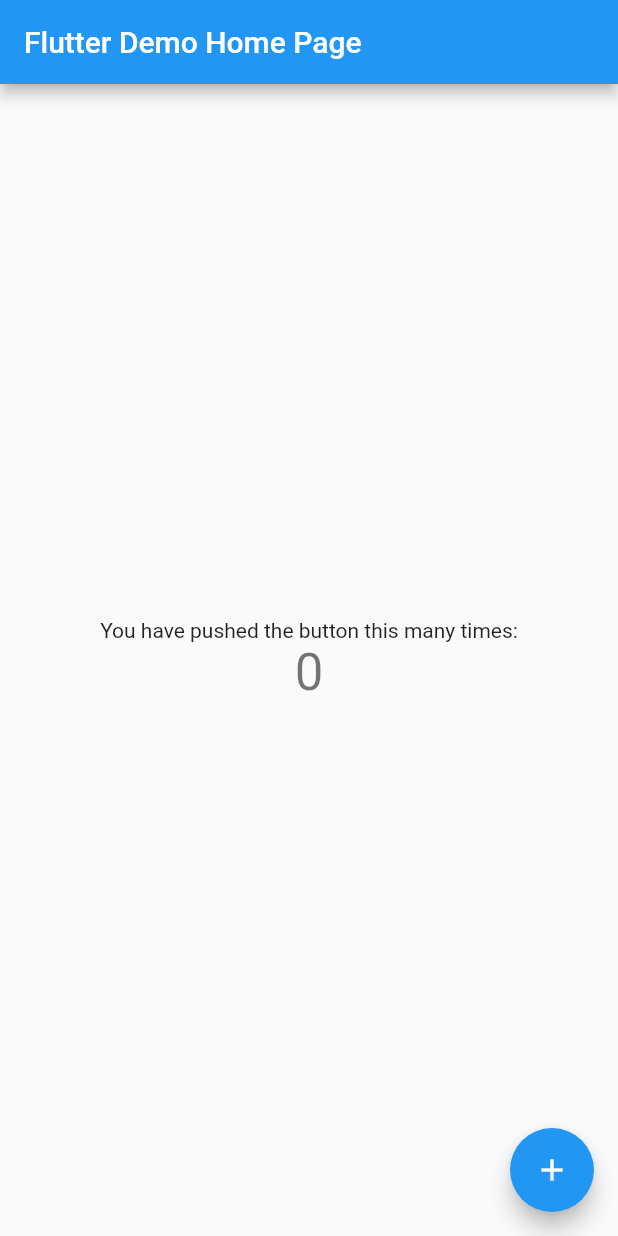
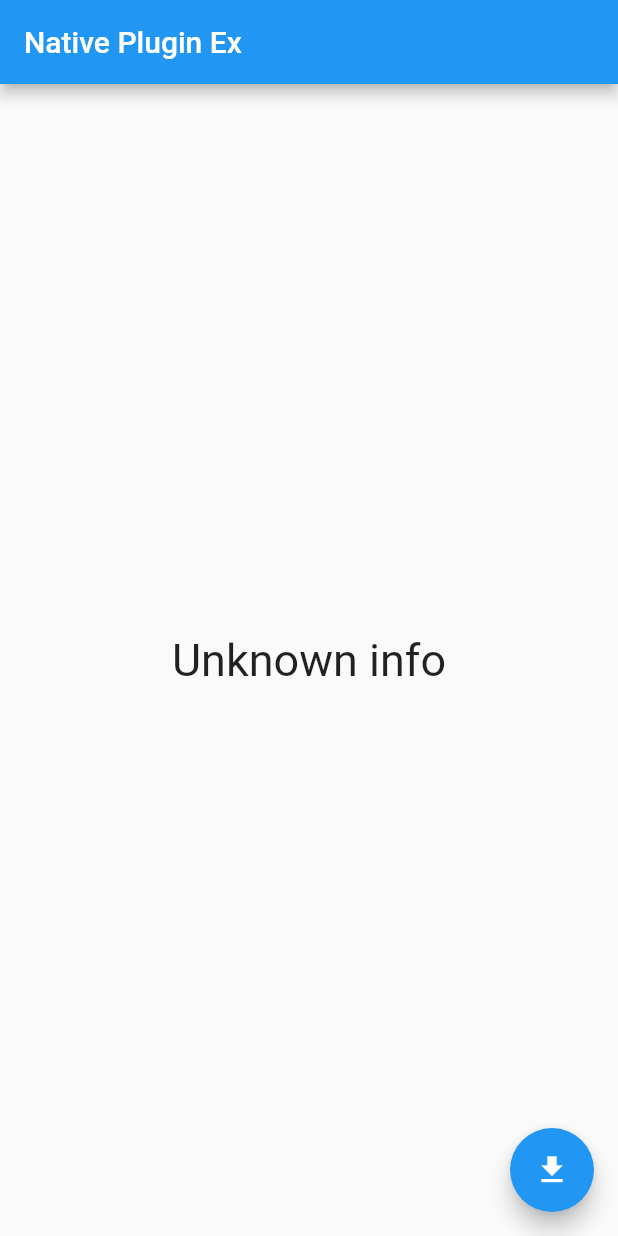
Before and after one commit to JPumpkin645/flutter-native-plugin, a Flutter app: the screen it shows after launch, on a phone screen of 412 x 824 dp. Run offline on Flutter 3.47's test engine with Material 2 defaults, Android fonts, the phone set to English and light mode, and no system bars.

Commit message:
Feat: Create nativeApp Page

```diff
--- a/lib/main.dart
+++ b/lib/main.dart
@@ -1,4 +1,5 @@
 import 'package:flutter/material.dart';
+import 'package:flutter_native_plugin/native_app.dart';
 
 void main() {
   runApp(const MyApp());
@@ -7,109 +8,14 @@
 class MyApp extends StatelessWidget {
   const MyApp({Key? key}) : super(key: key);
 
-  // This widget is the root of your application.
   @override
   Widget build(BuildContext context) {
     return MaterialApp(
-      title: 'Flutter Demo',
+      title: 'Plugin Demo',
       theme: ThemeData(
-        // This is the theme of your application.
-        //
-        // Try running your application with "flutter run". You'll see the
-        // application has a blue toolbar. Then, without quitting the app, try
-        // changing the primarySwatch below to Colors.green and then invoke
-        // "hot reload" (press "r" in the console where you ran "flutter run",
-        // or simply save your changes to "hot reload" in a Flutter IDE).
-        // Notice that the counter didn't reset back to zero; the application
-        // is not restarted.
         primarySwatch: Colors.blue,
       ),
-      home: const MyHomePage(title: 'Flutter Demo Home Page'),
+      home: NativeApp(),
     );
   }
 }
-
-class MyHomePage extends StatefulWidget {
-  const MyHomePage({Key? key, required this.title}) : super(key: key);
-
-  // This widget is the home page of your application. It is stateful, meaning
-  // that it has a State object (defined below) that contains fields that affect
-  // how it looks.
-
-  // This class is the configuration for the state. It holds the values (in this
-  // case the title) provided by the parent (in this case the App widget) and
-  // used by the build method of the State. Fields in a Widget subclass are
-  // always marked "final".
-
-  final String title;
-
-  @override
-  State<MyHomePage> createState() => _MyHomePageState();
-}
-
-class _MyHomePageState extends State<MyHomePage> {
-  int _counter = 0;
-
-  void _incrementCounter() {
-    setState(() {
-      // This call to setState tells the Flutter framework that something has
-      // changed in this State, which causes it to rerun the build method below
-      // so that the display can reflect the updated values. If we changed
-      // _counter without calling setState(), then the build method would not be
-      // called again, and so nothing would appear to happen.
-      _counter++;
-    });
-  }
-
-  @override
-  Widget build(BuildContext context) {
-    // This method is rerun every time setState is called, for instance as done
-    // by the _incrementCounter method above.
-    //
-    // The Flutter framework has been optimized to make rerunning build methods
-    // fast, so that you can just rebuild anything that needs updating rather
-    // than having to individually change instances of widgets.
-    return Scaffold(
-      appBar: AppBar(
-        // Here we take the value from the MyHomePage object that was created by
-        // the App.build method, and use it to set our appbar title.
-        title: Text(widget.title),
-      ),
-      body: Center(
-        // Center is a layout widget. It takes a single child and positions it
-        // in the middle of the parent.
-        child: Column(
-          // Column is also a layout widget. It takes a list of children and
-          // arranges them vertically. By default, it sizes itself to fit its
-          // children horizontally, and tries to be as tall as its parent.
-          //
-          // Invoke "debug painting" (press "p" in the console, choose the
-          // "Toggle Debug Paint" action from the Flutter Inspector in Android
-          // Studio, or the "Toggle Debug Paint" command in Visual Studio Code)
-          // to see the wireframe for each widget.
-          //
-          // Column has various properties to control how it sizes itself and
-          // how it positions its children. Here we use mainAxisAlignment to
-          // center the children vertically; the main axis here is the vertical
-          // axis because Columns are vertical (the cross axis would be
-          // horizontal).
-          mainAxisAlignment: MainAxisAlignment.center,
-          children: <Widget>[
-            const Text(
-              'You have pushed the button this many times:',
-            ),
-            Text(
-              '$_counter',
-              style: Theme.of(context).textTheme.headline4,
-            ),
-          ],
-        ),
-      ),
-      floatingActionButton: FloatingActionButton(
-        onPressed: _incrementCounter,
-        tooltip: 'Increment',
-        child: const Icon(Icons.add),
-      ), // This trailing comma makes auto-formatting nicer for build methods.
-    );
-  }
-}
--- /dev/null
+++ b/lib/native_app.dart
@@ -0,0 +1,36 @@
+import 'package:flutter/material.dart';
+import 'package:flutter/services.dart';
+import 'package:flutter/src/foundation/key.dart';
+import 'package:flutter/src/widgets/framework.dart';
+
+class NativeApp extends StatefulWidget {
+  const NativeApp({Key? key}) : super(key: key);
+
+  @override
+  State<NativeApp> createState() => _NativeAppState();
+}
+
+class _NativeAppState extends State<NativeApp> {
+  static const platform = MethodChannel('com.flutter.dev/info');
+  final String _deviceInfo = 'Unknown info';
+
+  @override
+  Widget build(BuildContext context) {
+    return Scaffold(
+        appBar: AppBar(
+          title: const Text('Native Plugin Ex'),
+        ),
+        body: Center(
+          child: Text(
+            _deviceInfo,
+            style: const TextStyle(fontSize: 30),
+          ),
+        ),
+        floatingActionButton: FloatingActionButton(
+          onPressed: () {
+            // _getDeviceInfo();
+          },
+          child: const Icon(Icons.get_app),
+        ));
+  }
+}
```
